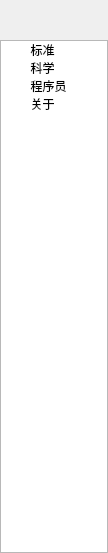
Before: the Qt Designer form gui/mode-switcher-page/mode-switcher-page.ui in openeuler-mirror/kiran-calculator, drawn with Qt 5.
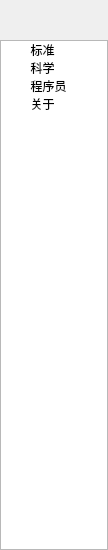
After: the same form once the commit is applied. Custom widgets are drawn as their Qt base class.

```diff
--- a/gui/mode-switcher-page/mode-switcher-page.ui
+++ b/gui/mode-switcher-page/mode-switcher-page.ui
@@ -7,7 +7,7 @@
     <x>0</x>
     <y>0</y>
     <width>108</width>
-    <height>553</height>
+    <height>550</height>
    </rect>
   </property>
   <property name="sizePolicy">
@@ -19,13 +19,13 @@
   <property name="minimumSize">
    <size>
     <width>108</width>
-    <height>553</height>
+    <height>550</height>
    </size>
   </property>
   <property name="maximumSize">
    <size>
     <width>108</width>
-    <height>553</height>
+    <height>550</height>
    </size>
   </property>
   <property name="windowTitle">
@@ -86,13 +86,13 @@
      <property name="minimumSize">
       <size>
        <width>108</width>
-       <height>513</height>
+       <height>510</height>
       </size>
      </property>
      <property name="maximumSize">
       <size>
        <width>108</width>
-       <height>513</height>
+       <height>510</height>
       </size>
      </property>
      <property name="styleSheet">
```
Left out of the diff: 3 changed lines with no effect on the pictures.
